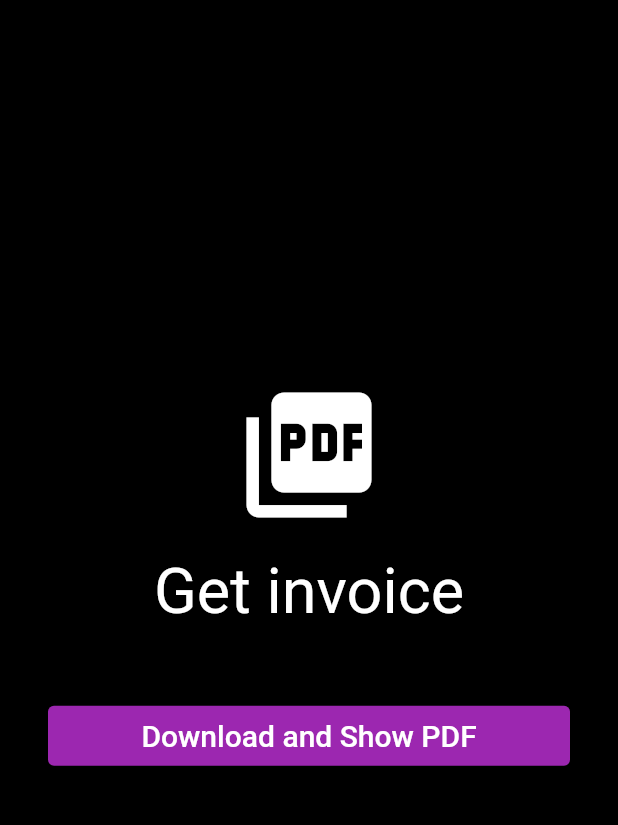
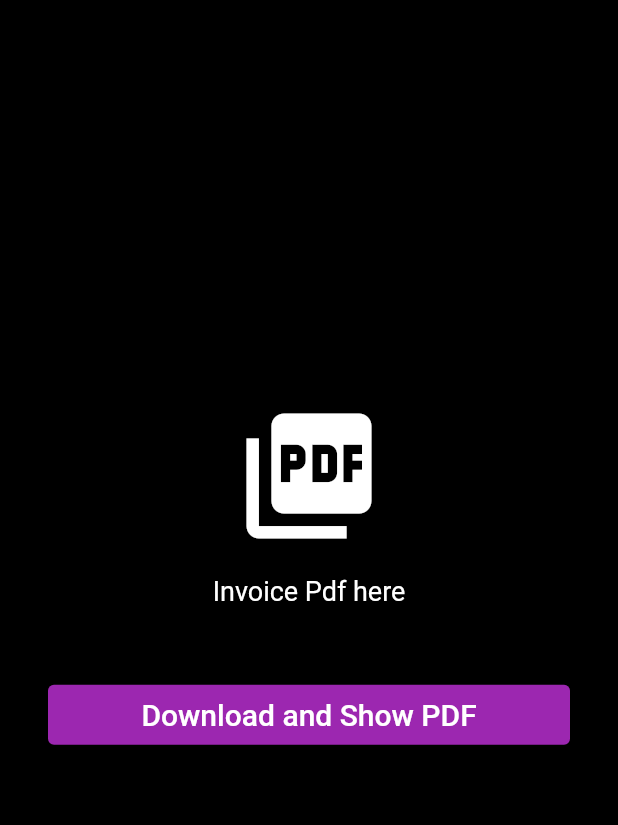
Before and after one commit to gobinathPerumal/Invoice-PDF-Generator---Flutter, a Flutter app: the screen it shows after launch, on a phone screen of 412 x 824 dp, the part 84-909 px from its top. Run offline on Flutter 3.47's test engine with Material 2 defaults, Android fonts, the phone set to English and light mode, and no system bars; our stand-ins replace open_file, pdf.

Commit message:
Screenshot update

```diff
--- a/lib/screen/pdf_generate_screen.dart
+++ b/lib/screen/pdf_generate_screen.dart
@@ -29,9 +29,9 @@ class _PdfPageState extends State<PdfPage> {
                     Icon(Icons.picture_as_pdf, size: 100, color: Colors.white),
                     const SizedBox(height: 16),
                     Text(
-                      "Get invoice",
+                      "Invoice Pdf here",
                       style: TextStyle(
-                        fontSize: 42,
+                        fontSize: 18,
                         fontWeight: FontWeight.w400,
                         color: Colors.white,
                       ),
```
Also changed, not shown: lib/screen/pdf_invoice_mainscreen.jpeg (added), screenshoots/pdf_invoice_mainScreen.jpeg (deleted).
